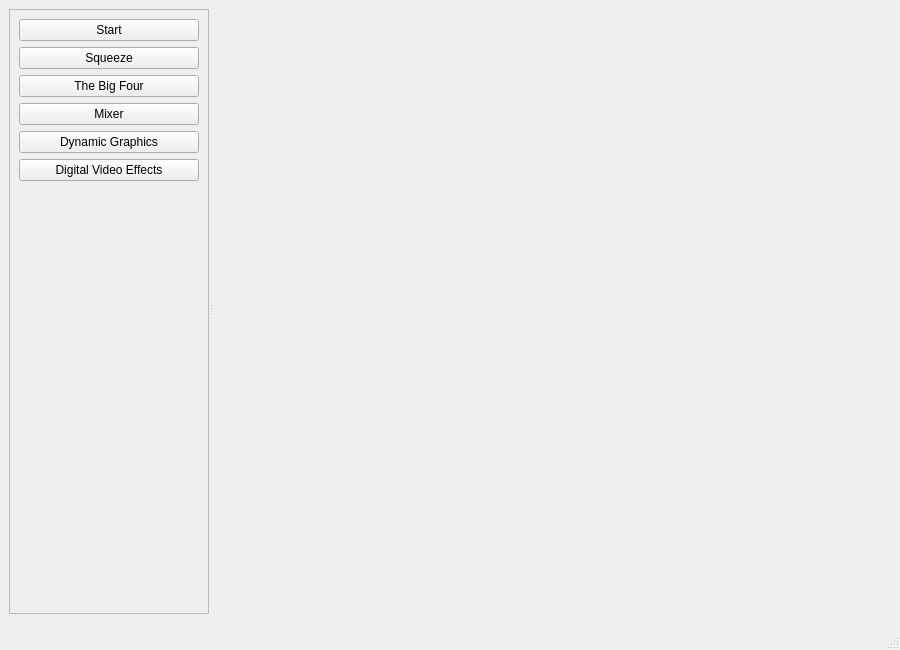
Old version of the form Demo/MainWindow.ui in the repository IainCole/Client.
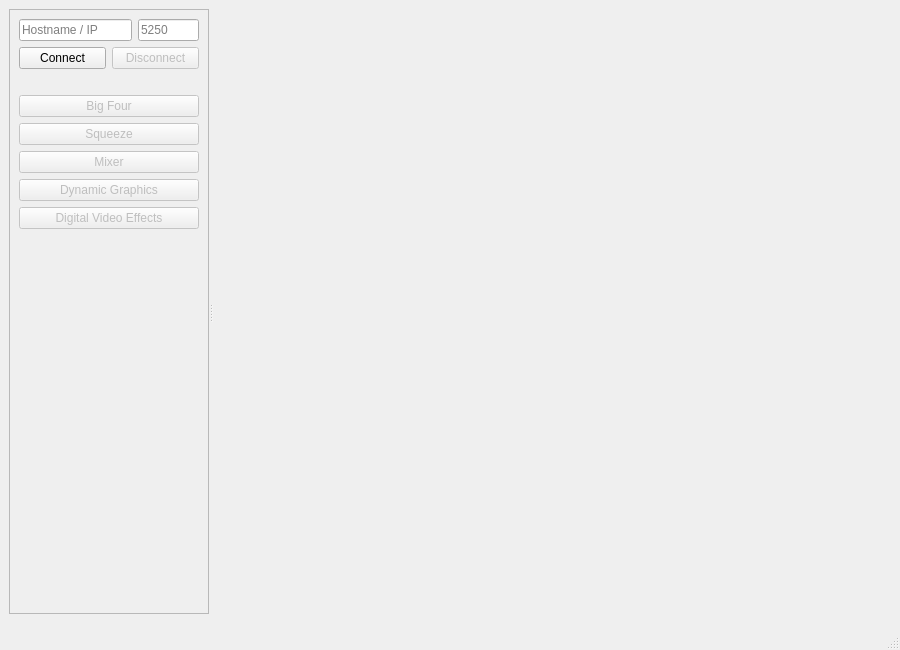
New version of the form.

Diff of the .ui file:
```diff
--- a/Demo/MainWindow.ui
+++ b/Demo/MainWindow.ui
@@ -38,17 +38,90 @@
        </property>
        <layout class="QVBoxLayout" name="verticalLayout_2">
         <item>
-         <widget class="QPushButton" name="pushButtonStart">
+         <layout class="QHBoxLayout" name="horizontalLayoutInput">
+          <item>
+           <widget class="QLineEdit" name="lineEditName">
+            <property name="focusPolicy">
+             <enum>Qt::ClickFocus</enum>
+            </property>
+            <property name="placeholderText">
+             <string>Hostname / IP</string>
+            </property>
+           </widget>
+          </item>
+          <item>
+           <widget class="QLineEdit" name="lineEditPort">
+            <property name="maximumSize">
+             <size>
+              <width>61</width>
+              <height>16777215</height>
+             </size>
+            </property>
+            <property name="focusPolicy">
+             <enum>Qt::ClickFocus</enum>
+            </property>
+            <property name="placeholderText">
+             <string>5250</string>
+            </property>
+           </widget>
+          </item>
+         </layout>
+        </item>
+        <item>
+         <layout class="QHBoxLayout" name="horizontalLayoutConnection">
+          <item>
+           <widget class="QPushButton" name="pushButtonConnect">
+            <property name="focusPolicy">
+             <enum>Qt::NoFocus</enum>
+            </property>
+            <property name="text">
+             <string>Connect</string>
+            </property>
+           </widget>
+          </item>
+          <item>
+           <widget class="QPushButton" name="pushButtonDisconnect">
+            <property name="enabled">
+             <bool>false</bool>
+            </property>
+            <property name="focusPolicy">
+             <enum>Qt::NoFocus</enum>
+            </property>
+            <property name="text">
+             <string>Disconnect</string>
+            </property>
+           </widget>
+          </item>
+         </layout>
+        </item>
+        <item>
+         <widget class="QLabel" name="labelVersion">
+          <property name="text">
+           <string/>
+          </property>
+          <property name="alignment">
+           <set>Qt::AlignCenter</set>
+          </property>
+         </widget>
+        </item>
+        <item>
+         <widget class="QPushButton" name="pushButtonBigFour">
+          <property name="enabled">
+           <bool>false</bool>
+          </property>
           <property name="focusPolicy">
            <enum>Qt::NoFocus</enum>
           </property>
           <property name="text">
-           <string>Start</string>
+           <string>Big Four</string>
           </property>
          </widget>
         </item>
         <item>
          <widget class="QPushButton" name="pushButtonSqueeze">
+          <property name="enabled">
+           <bool>false</bool>
+          </property>
           <property name="focusPolicy">
            <enum>Qt::NoFocus</enum>
           </property>
@@ -57,18 +130,11 @@
           </property>
          </widget>
         </item>
-        <item>
-         <widget class="QPushButton" name="pushButtonBigFour">
-          <property name="focusPolicy">
-           <enum>Qt::NoFocus</enum>
-          </property>
-          <property name="text">
-           <string>The Big Four</string>
-          </property>
-         </widget>
-        </item>
         <item>
          <widget class="QPushButton" name="pushButtonMixer">
+          <property name="enabled">
+           <bool>false</bool>
+          </property>
           <property name="focusPolicy">
            <enum>Qt::NoFocus</enum>
           </property>
@@ -79,6 +145,9 @@
         </item>
         <item>
          <widget class="QPushButton" name="pushButtonDynamicGraphics">
+          <property name="enabled">
+           <bool>false</bool>
+          </property>
           <property name="focusPolicy">
            <enum>Qt::NoFocus</enum>
           </property>
@@ -89,6 +158,9 @@
         </item>
         <item>
          <widget class="QPushButton" name="pushButtonDigitalVideoEffects">
+          <property name="enabled">
+           <bool>false</bool>
+          </property>
           <property name="focusPolicy">
            <enum>Qt::NoFocus</enum>
           </property>
```
Left out of the diff: 51 changed lines with no effect on the pictures.
